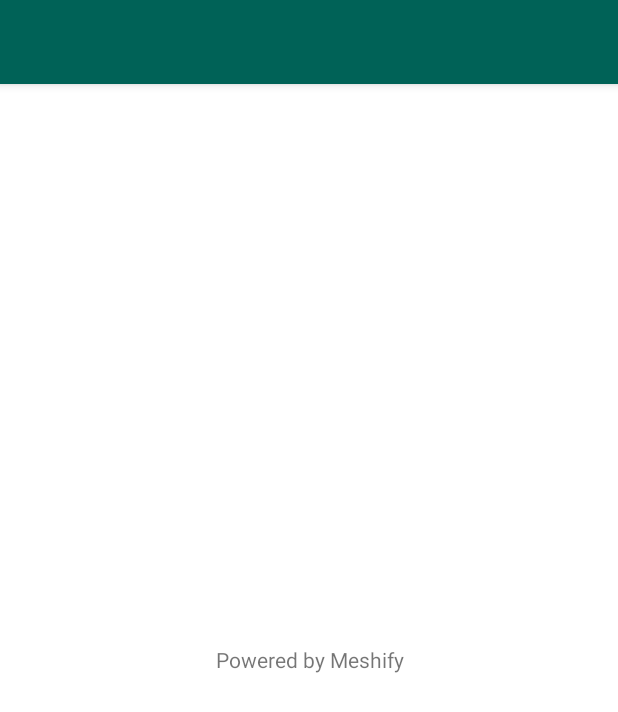
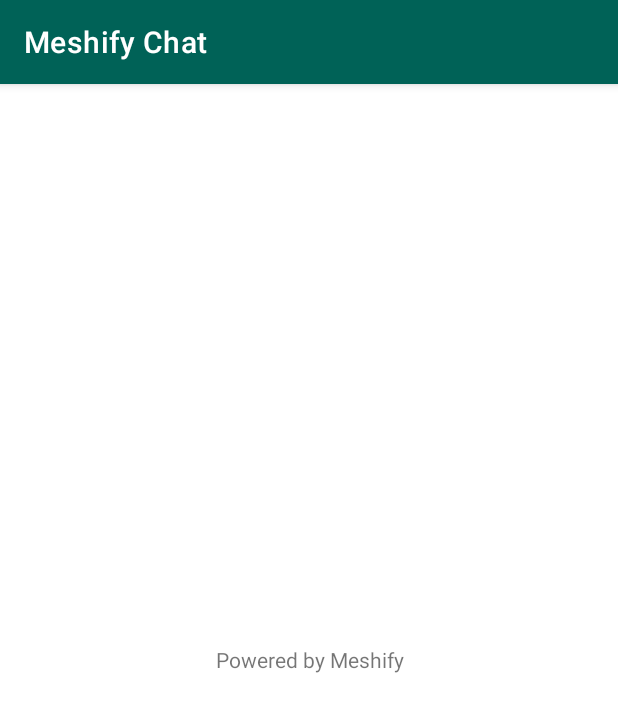
Before and after one commit to kavindaperera/meshify-framework, an Android app: the screen it shows after launch (MainActivity), on a phone screen of 412 x 824 dp. Shown: the top 712 px of the screen. Run offline under Robolectric (Android 15) with nearby library versions, the light colour scheme and no system bars; 1 statement that could not run was skipped.

Commit message:
Update android application

```diff
--- a/app/build.gradle
+++ b/app/build.gradle
@@ -33,6 +33,7 @@ dependencies {
     implementation 'androidx.appcompat:appcompat:1.3.0'
     implementation 'com.google.android.material:material:1.3.0'
     implementation 'androidx.constraintlayout:constraintlayout:2.0.4'
+    implementation project(path: ':meshify')
     testImplementation 'junit:junit:4.+'
     androidTestImplementation 'androidx.test.ext:junit:1.1.2'
     androidTestImplementation 'androidx.test.espresso:espresso-core:3.3.0'
--- a/app/src/main/java/com/codewizards/meshify_chat/MainActivity.java
+++ b/app/src/main/java/com/codewizards/meshify_chat/MainActivity.java
@@ -1,8 +1,16 @@
 package com.codewizards.meshify_chat;
 
+import androidx.annotation.NonNull;
 import androidx.appcompat.app.AppCompatActivity;
+import androidx.appcompat.widget.Toolbar;
 
+import android.content.pm.PackageManager;
 import android.os.Bundle;
+import android.widget.Toast;
+
+import com.codewizards.meshify.client.Config;
+import com.codewizards.meshify.client.Meshify;
+import com.codewizards.meshify.logs.Log;
 
 public class MainActivity extends AppCompatActivity {
 
@@ -10,5 +18,42 @@ public class MainActivity extends AppCompatActivity {
     protected void onCreate(Bundle savedInstanceState) {
         super.onCreate(savedInstanceState);
         setContentView(R.layout.activity_main);
+
+        /*Configure the Toolbar*/
+        Toolbar toolbar = findViewById(R.id.toolbar);
+        setSupportActionBar(toolbar);
+        toolbar.setTitle(getTitle());
+
+        Meshify.debug = BuildConfig.DEBUG;
+
+        Meshify.initialize(getApplicationContext());
+
+        startMeshify();
+
+    }
+
+    /**
+     * start meshify
+     */
+    private void startMeshify() {
+
+        Config.Builder builder=new Config.Builder();
+        builder.setAntennaType(Config.Antenna.BLUETOOTH);
+
+        //TODO - Meshify.start()
+
+    }
+
+    @Override
+    public void onRequestPermissionsResult(int requestCode, @NonNull String[] permissions, @NonNull int[] grantResults) {
+        super.onRequestPermissionsResult(requestCode, permissions, grantResults);
+
+        if (grantResults[0] == PackageManager.PERMISSION_GRANTED) {
+            startMeshify();
+        } else if (grantResults[0] == PackageManager.PERMISSION_DENIED) {
+            Toast.makeText(this, "Location permissions needed to start peers discovery.", Toast.LENGTH_SHORT).show();
+            finish();
+        }
+
     }
 }
--- a/app/src/main/res/values-night/themes.xml
+++ b/app/src/main/res/values-night/themes.xml
@@ -1,16 +1,19 @@
 <resources xmlns:tools="http://schemas.android.com/tools">
     <!-- Base application theme. -->
-    <style name="Theme.Meshifychat" parent="Theme.MaterialComponents.DayNight.DarkActionBar">
+    <style name="Theme.Meshifychat" parent="Theme.MaterialComponents.DayNight.NoActionBar">
         <!-- Primary brand color. -->
-        <item name="colorPrimary">@color/purple_200</item>
-        <item name="colorPrimaryVariant">@color/purple_700</item>
-        <item name="colorOnPrimary">@color/black</item>
+        <item name="colorPrimary">@color/colorPrimary</item>
+        <item name="colorPrimaryVariant">@color/colorPrimaryDark</item>
+        <item name="colorOnPrimary">@color/white</item>
         <!-- Secondary brand color. -->
-        <item name="colorSecondary">@color/teal_200</item>
-        <item name="colorSecondaryVariant">@color/teal_200</item>
+        <item name="colorSecondary">@color/colorPrimary</item>
+        <item name="colorSecondaryVariant">@color/colorPrimaryDark</item>
         <item name="colorOnSecondary">@color/black</item>
         <!-- Status bar color. -->
-        <item name="android:statusBarColor" tools:targetApi="l">?attr/colorPrimaryVariant</item>
+        <item name="android:statusBarColor" tools:targetApi="l">@color/colorPrimary</item>
         <!-- Customize your theme here. -->
+        <item name="android:navigationBarColor" tools:targetApi="l">@color/colorPrimary</item>
     </style>
+    <style name="AppTheme.AppBarOverlay" parent="ThemeOverlay.AppCompat.Dark.ActionBar" />
+    <style name="AppTheme.PopupOverlay" parent="ThemeOverlay.AppCompat.Light" />
 </resources>
--- a/app/src/main/res/values/strings.xml
+++ b/app/src/main/res/values/strings.xml
@@ -1,4 +1,4 @@
 <resources>
-    <string name="app_name">meshify-chat</string>
+    <string name="app_name">Meshify Chat</string>
     <string name="powered_by">Powered by Meshify</string>
 </resources>
```
